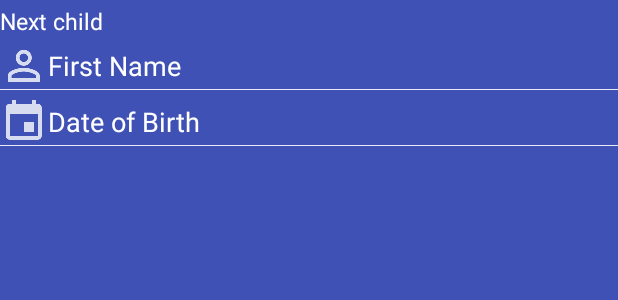
After one commit to IrinaShtain/Calculator, an Android app: the layout fragment_child.xml on its own in the app's theme, with its tools: preview values and no code run, on a phone screen of 412 x 824 dp. The commit adds this screen. Shown: the top 300 px of the screen. Run offline under Robolectric (Android 15) with nearby library versions, the phone set to English and light mode, and no system bars.

Commit message:
Created fragment for for entering user more children

```diff
--- /dev/null
+++ b/app/src/main/res/layout/fragment_child.xml
@@ -0,0 +1,46 @@
+<?xml version="1.0" encoding="utf-8"?>
+<LinearLayout xmlns:android="http://schemas.android.com/apk/res/android"
+    android:layout_width="match_parent"
+    android:layout_height="match_parent"
+    android:orientation="vertical"
+    android:background="@color/colorPrimary">
+    <LinearLayout
+        android:layout_width="match_parent"
+        android:layout_height="match_parent"
+        android:orientation="vertical"
+        >
+
+        <TextView
+            android:layout_width="match_parent"
+            android:layout_height="wrap_content"
+            android:gravity="start"
+            android:layout_marginTop="3dp"
+            android:text="@string/children_next"
+            android:textColor="@color/colorWhite"
+            android:textSize="15sp" />
+        <EditText
+            android:id="@+id/child_first_name"
+            android:layout_width="match_parent"
+            android:layout_height="wrap_content"
+            android:layout_marginTop="3dp"
+            android:background="@drawable/edit_text_blue"
+            android:drawableLeft="@mipmap/ic_account_outline"
+            android:inputType="textPersonName"
+            android:textColor="@color/colorWhite"
+            android:hint="@string/first_name"
+            android:textColorHint="@color/colorWhite"/>
+        <EditText
+            android:id="@+id/child_birthday"
+            android:layout_width="match_parent"
+            android:layout_height="wrap_content"
+            android:layout_marginTop="5dp"
+            android:background="@drawable/edit_text_blue"
+            android:drawableLeft="@mipmap/ic_calendar"
+            android:inputType="date"
+            android:textColor="@color/colorWhite"
+            android:hint="@string/date_of_birthday"
+            android:textColorHint="@color/colorWhite"/>
+    </LinearLayout>
+
+
+</LinearLayout>
--- a/app/src/main/res/values/strings.xml
+++ b/app/src/main/res/values/strings.xml
@@ -14,7 +14,7 @@
     <string name="phone">Phone</string>
     <string name="children">CHILDREN</string>
     <string name="date_of_birthday">Date of Birth</string>
-    <string name="login">Login</string>
+    <string name="login">Your login</string>
     <string name="password">Password</string>
     <string name="children_more">More kids can be added</string>
     <string name="tab1_palindrome">Palindrome</string>
@@ -23,6 +23,7 @@
     <string name="text">Enter the number</string>
     <string name="calculate">Calculate</string>
     <string name="text_pairs">Enter the pairs (Example: 12 34 45 32 12 45 32 4</string>
+    <string name="children_next">Next child</string>
 
 
 </resources>
```
Also changed, not shown: app/src/main/java/shtainyky/com/calculator/Registration.java (+64 -11 lines), app/src/main/java/shtainyky/com/calculator/Users/ChildFragment.java (added, +34 -0 lines), app/src/main/res/layout/activity_registration_form.xml (+10 -1 lines).
